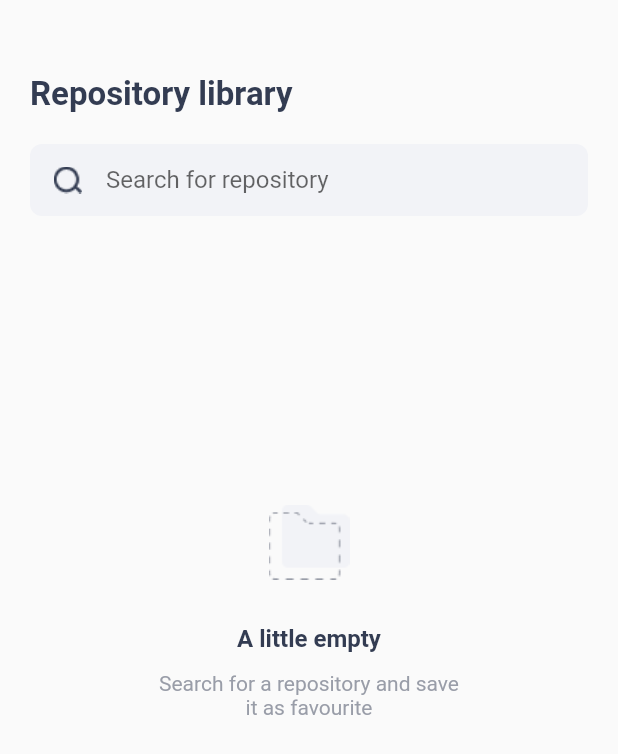
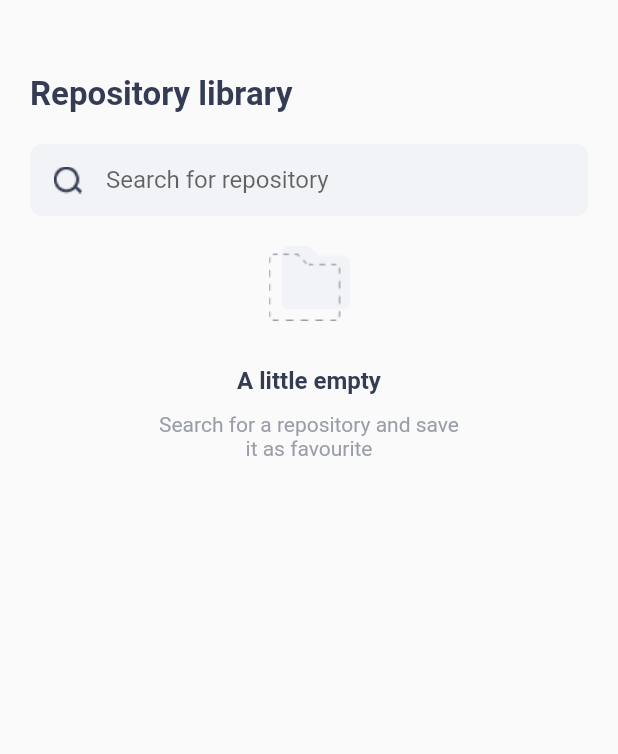
Before and after one commit to hinrikHelga/GitExplorer, a Flutter app: the screen it shows after launch, on a phone screen of 412 x 824 dp. Shown: the top 754 px of the screen. Run offline on Flutter 3.47's test engine with Material 2 defaults, Android fonts, the light colour scheme and no system bars; our stand-ins replace cached_network_image, dio, equatable, flutter_bloc, pretty_dio_logger; missing offline and left inert: dio_flutter_transformer2.

Commit message:
Response paginated and handled in the UI

```diff
--- a/gitexplorer/lib/bloc/repository/repository_bloc.dart
+++ b/gitexplorer/lib/bloc/repository/repository_bloc.dart
@@ -12,16 +12,16 @@ part 'repository_state.dart';
 class RepositoryBloc extends Bloc<RepositoryEvent, RepositoryState> {
   final AppRepository repository;
 
-  RepositoryBloc({required this.repository}) : super(RepositoryStateInitial()) {
+  RepositoryBloc({required this.repository}) : super(RepositoryStateEmpty()) {
     on<RepositoryEvent>((event, emit) => _onEvent(event, emit));
   }
 
   FutureOr<void> _onEvent(RepositoryEvent event, Emitter<RepositoryState> state) async {
     if (event is FetchRepositoriesEvent) {
-      state(RepositoryStateLoading());
+      if ((event.page ?? 1) <= 1) { state(RepositoryStateLoading()); } // only load if there is a fresh query
       try {
-        final response = await repository.getRepositories(event.query);
-        state(RepositoryStateRepositoriesLoaded(response));
+        final repositories = await repository.getRepositories(event.page, event.query);
+        state(RepositoryStateRepositoriesLoaded(repositories));
       } catch (e) {
         state(RepositoryStateFailed(e.toString()));
       }
--- a/gitexplorer/lib/bloc/repository/repository_event.dart
+++ b/gitexplorer/lib/bloc/repository/repository_event.dart
@@ -3,8 +3,9 @@ part of 'repository_bloc.dart';
 abstract class RepositoryEvent {}
 
 class FetchRepositoriesEvent extends RepositoryEvent {
-  final String? query; // in case we use cached repos
-  FetchRepositoriesEvent({this.query});
+  final int? page;
+  final String? query; // nullable in case we use cached repos
+  FetchRepositoriesEvent({this.page, this.query});
 }
 
 class FetchRepositoryEvent extends RepositoryEvent {
--- a/gitexplorer/lib/bloc/repository/repository_state.dart
+++ b/gitexplorer/lib/bloc/repository/repository_state.dart
@@ -4,18 +4,18 @@ abstract class RepositoryState {
   const RepositoryState();
 }
 
-class RepositoryStateInitial extends RepositoryState {}
+class RepositoryStateEmpty extends RepositoryState {}
 
 class RepositoryStateLoading extends RepositoryState {}
 
 class RepositoryStateRepositoriesLoaded extends RepositoryState {
-    final Repositories response;
-    RepositoryStateRepositoriesLoaded(this.response);
+    final Repositories repositories;
+    RepositoryStateRepositoriesLoaded(this.repositories);
 }
 
 class RepositoryStateRepositoryLoaded extends RepositoryState {
-  final Repository response;
-  RepositoryStateRepositoryLoaded(this.response);
+  final Repository repository;
+  RepositoryStateRepositoryLoaded(this.repository);
 }
 
 class RepositoryStateFailed extends RepositoryState {
--- a/gitexplorer/lib/bloc/search/search_cubit.dart
+++ b/gitexplorer/lib/bloc/search/search_cubit.dart
@@ -7,4 +7,5 @@ class SearchCubit extends Cubit<SearchState> {
   SearchCubit() : super(const SearchState(query: ''));
 
   void search(String query) => emit(state.copyWith(query: query));
+  void loadMoreRepositories(int page) => emit(state.copyWith(page: page));
 }
--- a/gitexplorer/lib/bloc/search/search_state.dart
+++ b/gitexplorer/lib/bloc/search/search_state.dart
@@ -1,16 +1,21 @@
 part of 'search_cubit.dart';
 
 class SearchState extends Equatable {
-  final String query;
+  final String? query;
+  final int? page;
 
   const SearchState({
-    required this.query
+    this.query,
+    this.page
   });
 
   SearchState copyWith({
-    required String query
-  }) => SearchState(query: query);
+    String? query,
+    int? page
+  }) => SearchState(
+    query: query ?? this.query,
+    page: page ?? 1);
 
   @override
-  List<Object?> get props => [query];
+  List<Object?> get props => [query, page];
 }
--- a/gitexplorer/lib/ui/view/repository_list_view.dart
+++ b/gitexplorer/lib/ui/view/repository_list_view.dart
@@ -6,6 +6,9 @@ import 'package:gitexplorer/bloc/index.dart';
 import 'package:gitexplorer/model/repository.dart';
 import 'package:cached_network_image/cached_network_image.dart';
 import 'package:gitexplorer/ui/view/repository_detail_view.dart';
+import 'package:gitexplorer/ui/widget/search_field.dart';
+
+final bucketGlobal = PageStorageBucket();
 
 class RepositoryListView extends StatefulWidget {
   const RepositoryListView({ Key? key }) : super(key: key);
@@ -16,15 +19,20 @@ class RepositoryListView extends StatefulWidget {
 
 class _RepositoryListViewState extends State<RepositoryListView> {
   Timer? debouncer;
+  late ScrollController _scrollController;
+  late bool _showSpinner;
 
   @override
   void initState() {
     super.initState();
+    _showSpinner = false;
+    _scrollController = ScrollController();
   }
 
   @override
   void dispose() {
     debouncer?.cancel();
+    _scrollController.dispose();
     super.dispose();
   }
 
@@ -68,7 +76,9 @@ class _RepositoryListViewState extends State<RepositoryListView> {
   }
 
   Widget _buildEmptyColumn() {
-    return ConstrainedBox(
+    return Align(
+      alignment: Alignment.center,
+      child: ConstrainedBox(
         constraints: const BoxConstraints(
           maxWidth: 200.0
         ),
@@ -81,6 +91,7 @@ class _RepositoryListViewState extends State<RepositoryListView> {
             _buildEmptySearchMainText(),
             _buildEmptySearchSecondaryText()
           ],
+        ),
       ),
     );
   }
@@ -123,18 +134,37 @@ class _RepositoryListViewState extends State<RepositoryListView> {
       child: Column(
         crossAxisAlignment: CrossAxisAlignment.start,
         children: [
-          Text('${repoBloc.response.totalCount} results', style: const TextStyle(color: Color.fromRGBO(153, 157, 168, 1)),),
+          Text('${repoBloc.repositories.totalCount} results', style: const TextStyle(color: Color.fromRGBO(153, 157, 168, 1)),),
           Expanded(
             child: Align(
               alignment: Alignment.topLeft,
+              child: NotificationListener(
+                onNotification: (noty) {
+                  if (noty is ScrollEndNotification && _scrollController.position.extentAfter == 0) {
+                    debugPrint('$noty');
+                    var cubit = context.read<SearchCubit>();
+                    cubit.loadMoreRepositories(cubit.state.page! + 1);
+                  }
+                  return false;
+                },
+                child: PageStorage(
+                  bucket: bucketGlobal,
                   child: ListView.builder(
-                itemCount: repoBloc.response.items?.length ?? 0,
+                    key: const PageStorageKey<String>('repositoryPage'),
+                    controller: _scrollController,
+                    itemCount: (repoBloc.repositories.items?.length ?? 0),
                     itemBuilder: ((context, index) {
-                  return _buildRepositoryListItem(repoBloc.response.items![index]);
+                      return _buildRepositoryListItem(repoBloc.repositories.items![index]);
                     }),
                   ),
                 ),
-          )
+              ),
+            ),
+          ),
+          if (_showSpinner) const Center(child: Padding(
+            padding: EdgeInsets.all(16.0),
+            child: CircularProgressIndicator(),
+          ),)
         ],
       ),
     );
@@ -149,7 +179,8 @@ class _RepositoryListViewState extends State<RepositoryListView> {
   }
 
   void queryRepos() => debounce(() {
-    context.read<RepositoryBloc>().add(FetchRepositoriesEvent(query: context.read<SearchCubit>().state.query));
+    final cubit = context.read<SearchCubit>();
+    context.read<RepositoryBloc>().add(FetchRepositoriesEvent(query: cubit.state.query, page: cubit.state.page));
   });
 
   @override
@@ -161,15 +192,45 @@ class _RepositoryListViewState extends State<RepositoryListView> {
           context.read<RepositoryBloc>().add(ClearCachedRepositoriesEvent());
           return true;
         }
+
+        // fetch next batch of repositories
+        if ((previous.page ?? 1) < (current.page ?? 1)) {
+          setState(() {
+            _showSpinner = true;
+          });
+          return true;
+        }
+
         return false;
       },
       listener: ((context, state) {
-        if (state.query.length >= 3) {
+        if (state.query!.length >= 3) {
           queryRepos();
         }
       }),
-      builder: ((context, state) => BlocListener<RepositoryBloc, RepositoryState>(
-      listener: (context, state) {
+      builder: ((context, state) => Stack(
+        children: [
+          Padding(
+            padding: const EdgeInsets.symmetric(horizontal: 20.0),
+            child: Column(
+              crossAxisAlignment: CrossAxisAlignment.start,
+              children: [
+                const SizedBox(height: 50.0,),
+                _buildHeading(),
+                SearchField(
+                  hintText: 'Search for repository',
+                  onChange: (value) {
+                    context.read<SearchCubit>().search(value);
+                  },
+                ),
+                  BlocConsumer<RepositoryBloc, RepositoryState>(
+                    listener: ((context, state) {
+                      // if spinner is on and we have loaded more repos
+                      if (_showSpinner && state is RepositoryStateRepositoriesLoaded) {
+                        setState(() {
+                          _showSpinner = false;
+                        });
+                      }
                       // take user to new screen if he tabs on a specific repository
                       if (state is RepositoryStateRepositoryLoaded) {
                         Navigator.push(
@@ -184,28 +245,11 @@ class _RepositoryListViewState extends State<RepositoryListView> {
                           ),
                         );
                       }
-      },
-      child: Stack(
-        children: [
-          Padding(
-            padding: const EdgeInsets.symmetric(horizontal: 20.0),
-            child: Column(
-              crossAxisAlignment: CrossAxisAlignment.start,
-              children: [
-                const SizedBox(height: 50.0,),
-                _buildHeading(),
-                _SearchField(
-                  onChange: (value) {
-                    context.read<SearchCubit>().search(value);
-                    // setState(() {
-                    //   search = value;
-                    // });
-                  },
-                ),
-                if (context.read<SearchCubit>().state.query.length >= 3)
-                  BlocBuilder<RepositoryBloc, RepositoryState>(
+                    }),
                     builder: (context, state) {
-                      if (state is RepositoryStateLoading || state is RepositoryStateInitial) {
+                      if (state is RepositoryStateEmpty || context.read<SearchCubit>().state.query!.length < 3) {
+                        return _buildEmptyColumn();
+                      } else if (state is RepositoryStateLoading) {
                         return const Expanded(child: Center(child: CircularProgressIndicator()));
                       } else if (state is RepositoryStateRepositoriesLoaded) {
                         return _buildRepositoryList();
@@ -219,64 +263,7 @@ class _RepositoryListViewState extends State<RepositoryListView> {
               ],
             ),
           ),
-          if (context.read<SearchCubit>().state.query.length < 3)
-            Align(
-              alignment: Alignment.center,
-              child: _buildEmptyColumn()
-            ),
         ],
-      ))));
+      )));
   }
 }
-
-class _SearchField extends StatefulWidget {
-  final Function(String) onChange;
-
-  const _SearchField({ Key? key, required this.onChange }) : super(key: key);
-
-  @override
-  State<_SearchField> createState() => _SearchFieldState();
-}
-
-class _SearchFieldState extends State<_SearchField> {
-  late TextEditingController _searchRepoController;
-
-  @override
-  void initState() {
-    super.initState();
-    _searchRepoController = TextEditingController();
-  }
-
-  @override
-  void dispose() {
-    _searchRepoController.dispose();
-    super.dispose();
-  }
-
-  @override
-  Widget build(BuildContext context) {
-    return Padding(
-      padding: const EdgeInsets.symmetric(vertical: 20.0),
-      child: TextField(
-        controller: _searchRepoController,
-        decoration: InputDecoration(
-          contentPadding: const EdgeInsets.all(8),
-          enabledBorder: OutlineInputBorder(
-            borderRadius: BorderRadius.circular(8.0),
-            borderSide: const BorderSide(style: BorderStyle.none),
-          ),
-          focusedBorder: OutlineInputBorder(
-            borderRadius: BorderRadius.circular(8.0),
-            borderSide: const BorderSide(style: BorderStyle.none),
-          ),
-          filled: true,
-          fillColor: const Color.fromRGBO(242, 243, 247, 1),
-          prefixIcon: Image.asset('assets/icons/search_icon.png'),
-          hintText: 'Search for repository'
-        ),
-        cursorColor: Colors.black54,
-        onChanged: widget.onChange,
-      ),
-    );
-  }
-}
--- /dev/null
+++ b/gitexplorer/lib/ui/widget/search_field.dart
@@ -0,0 +1,54 @@
+import 'package:flutter/material.dart';
+
+class SearchField extends StatefulWidget {
+  final Function(String) onChange;
+  final String hintText;
+
+  const SearchField({ Key? key, required this.onChange, required this.hintText }) : super(key: key);
+
+  @override
+  State<SearchField> createState() => SearchFieldState();
+}
+
+class SearchFieldState extends State<SearchField> {
+  late TextEditingController _searchRepoController;
+
+  @override
+  void initState() {
+    super.initState();
+    _searchRepoController = TextEditingController();
+  }
+
+  @override
+  void dispose() {
+    _searchRepoController.dispose();
+    super.dispose();
+  }
+
+  @override
+  Widget build(BuildContext context) {
+    return Padding(
+      padding: const EdgeInsets.symmetric(vertical: 20.0),
+      child: TextField(
+        controller: _searchRepoController,
+        decoration: InputDecoration(
+          contentPadding: const EdgeInsets.all(8),
+          enabledBorder: OutlineInputBorder(
+            borderRadius: BorderRadius.circular(8.0),
+            borderSide: const BorderSide(style: BorderStyle.none),
+          ),
+          focusedBorder: OutlineInputBorder(
+            borderRadius: BorderRadius.circular(8.0),
+            borderSide: const BorderSide(style: BorderStyle.none),
+          ),
+          filled: true,
+          fillColor: const Color.fromRGBO(242, 243, 247, 1),
+          prefixIcon: Image.asset('assets/icons/search_icon.png'),
+          hintText: widget.hintText
+        ),
+        cursorColor: Colors.black54,
+        onChanged: widget.onChange,
+      ),
+    );
+  }
+}
```
Also changed, not shown: gitexplorer/lib/repository/app_repository.dart (+16 -3 lines), gitexplorer/lib/ui/view/repository_detail_view.dart (+8 -6 lines). Lines whose indentation alone changed are shown as unchanged.
